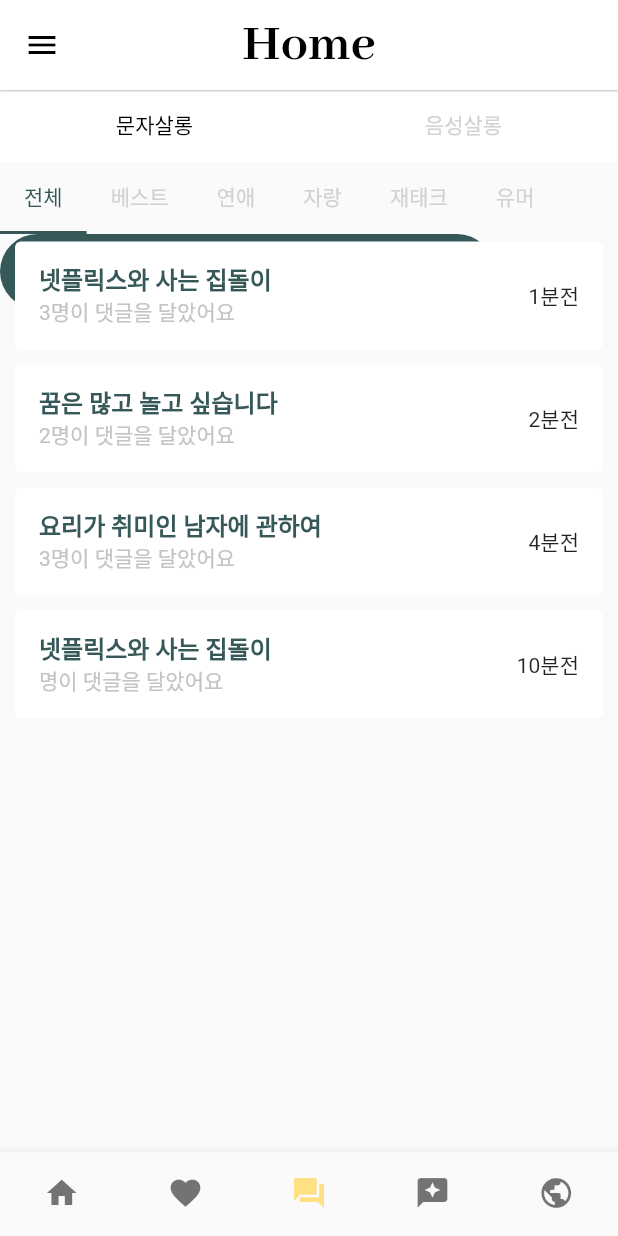
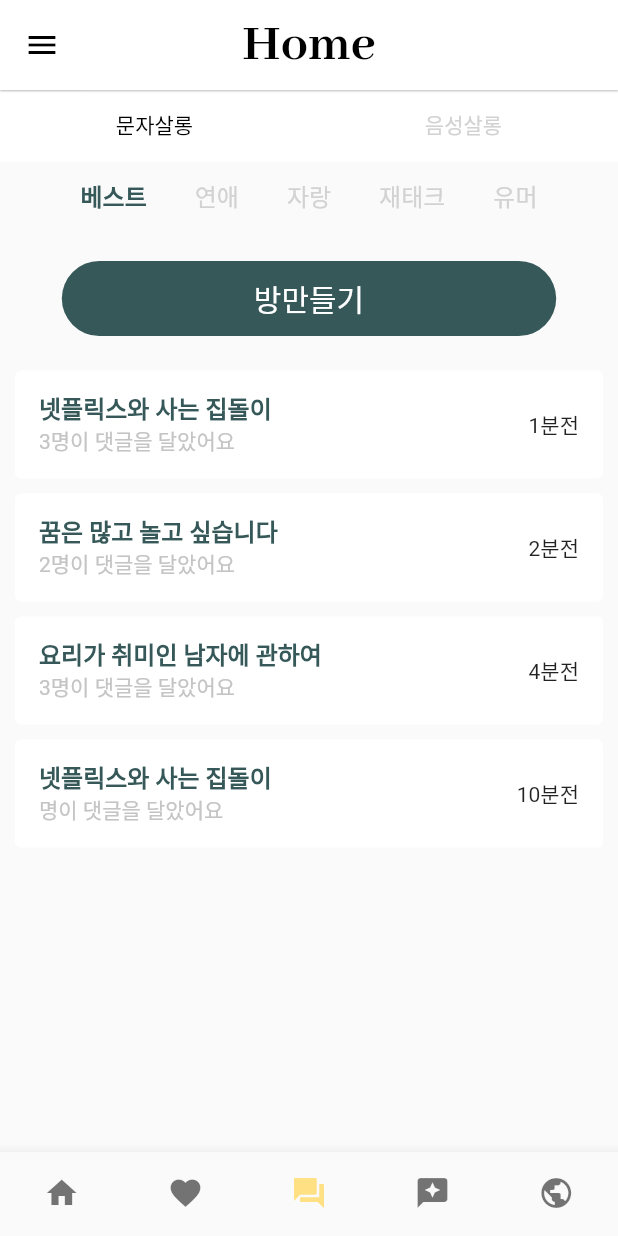
Before and after one commit to rumingda/salonde_c, a Flutter app: the screen it shows once a user with an empty profile is signed in, item 3 of the bottom bar chosen, on a phone screen of 412 x 824 dp. Run offline on Flutter 3.47's test engine with Material 2 defaults, Android fonts, the phone set to English and light mode, and no system bars; our stand-ins replace cloud_firestore, dartz, email_validator, firebase_auth, firebase_core, firebase_storage and 7 more; missing offline and left inert: agora_rtc_engine, agora_rtm, agora_uikit, cloud_firestore_web, firebase_auth_web, firebase_core_web and 2 more; accounts and stored records are empty.

Commit message:
채팅살롱UI변경

```diff
--- a/lib/page/screen/textChatLobbyScreen.dart
+++ b/lib/page/screen/textChatLobbyScreen.dart
@@ -3,9 +3,16 @@ import 'textchat_detail.dart';
 import 'package:salondec/data/model/chat.dart';
 import 'package:salondec/component/custom_form_buttom.dart';
 
-class textChatLobbyScreen extends StatelessWidget {
+class textChatLobbyScreen extends StatefulWidget {
   textChatLobbyScreen({Key? key}) : super(key: key);
+    @override
+  _textChatLobbyScreenState createState() => _textChatLobbyScreenState();
+}
+
+class _textChatLobbyScreenState extends State<textChatLobbyScreen> with SingleTickerProviderStateMixin {
   final _channelFieldController = TextEditingController();
+  late TabController _tabController;
+
 
   final List<Chat> _chatList = [
     Chat(
@@ -39,6 +46,13 @@ class textChatLobbyScreen extends StatelessWidget {
   ];
 
   @override
+  void initState() {
+    // initialise your tab controller here
+    _tabController = TabController(length: 5, vsync: this);
+    super.initState();
+  }
+
+  @override
   Widget build(BuildContext context) {
     return MaterialApp(
         theme: new ThemeData(accentColor: Color(0xff365859)),
@@ -46,7 +60,115 @@ class textChatLobbyScreen extends StatelessWidget {
         home: DefaultTabController(
             length: 6,
             child: Scaffold(
-                appBar: const TabBar(
+              body:
+              Column(
+        children: <Widget>[
+          Padding(
+            padding: const EdgeInsets.symmetric(vertical: 10, horizontal: 5),
+            child: TabBar(
+              controller: _tabController,
+              labelColor: Color(0xff365859),
+              isScrollable: true,
+              indicatorColor: Colors.transparent,
+              unselectedLabelColor: Color(0xffD2D2D2),
+              unselectedLabelStyle: TextStyle(
+                fontSize: 16,
+                color: Colors.grey,
+                fontWeight: FontWeight.w400,
+              ),
+              labelStyle: TextStyle(
+                fontSize: 16,
+                fontWeight: FontWeight.w700,
+              ),
+              tabs: <Widget>[
+                Text('베스트'),
+                Text('연애'),
+                Text('자랑'),
+                Text('재태크'),
+                Text('유머'),
+              ],
+            ),
+          ),
+          const SizedBox(
+            height: 20,),
+            CustomFormButton(
+              innerText: '방만들기',
+              onPressed: _handleLoginUser,
+              ),
+              const SizedBox(
+                height: 18,
+          ),
+          Expanded(
+            child: TabBarView(
+              controller: _tabController,
+              children: <Widget>[
+                ListView.builder(
+                    itemCount: _chatList.length,
+                    itemBuilder: (BuildContext context, int index) =>
+                        GestureDetector(
+                            onTap: () => Navigator.push(
+                                context,
+                                MaterialPageRoute(
+                                  builder: (context) =>
+                                      TextchatDetail(_chatList[index]),
+                                )),
+                            child: Card(
+                                margin: EdgeInsets.fromLTRB(10, 5, 10, 5),
+                                elevation: 0.0,
+                                child: ListTile(
+                                    title: Text(_chatList[index].titles,
+                                        style: TextStyle(
+                                            color: Color(0xff365859),
+                                            fontWeight: FontWeight.w800)),
+                                    subtitle: Text(_chatList[index].subtitles,
+                                        style: TextStyle(
+                                            color: Color(0xffC4C4C4))),
+                                    trailing:Text(_chatList[index].times)
+                                )
+                            )
+                        )
+                ),
+                Center(
+                  child: Text(
+                    '연애게시판을 준비중입니다',
+                    style: TextStyle(fontSize: 30, fontWeight: FontWeight.w600),
+                  ),
+                ),
+                Center(
+                  child: Text(
+                    '자랑게시판을 준비중입니다',
+                    style: TextStyle(fontSize: 30, fontWeight: FontWeight.w600),
+                  ),
+                ),
+                Center(
+                  child: Text(
+                    '재태크게시판을 준비중입니다',
+                    style: TextStyle(fontSize: 30, fontWeight: FontWeight.w600),
+                  ),
+                ),
+                Center(
+                  child: Text(
+                    '유머게시판을 준비중입니다',
+                    style: TextStyle(fontSize: 30, fontWeight: FontWeight.w600),
+                  ),
+                ),
+              ],
+            ),
+          ),
+        ],
+      ),))
+    );
+  }
+
+  Future _handleLoginUser() async {
+
+          ScaffoldMessenger.of(context).showSnackBar(
+            const SnackBar(content: Text('살롱드청담에 오신것을 환영합니다!')),
+          );
+  }
+}
+
+                /*appBar: const TabBar(
                   labelColor: Color(0xff365859),
                   unselectedLabelColor: Color(0xffD2D2D2),
                   isScrollable: true,
@@ -59,21 +181,7 @@ class textChatLobbyScreen extends StatelessWidget {
                     Tab(text: "유머"),
                   ],
                 ),
-                body:
-                Stack(
-                children: [
-                      CustomFormButton(
-                        innerText: "음성살롱 만들기",
-                        onPressed: () {
-                          /*Navigator.push(
-                              context,
-                              MaterialPageRoute(
-                                builder: (context) =>
-                                    Voicechat_making_room(username: _username.text)
-                              ));*/
-                        },
-                      ),
-                ListView.builder(
+                body: ListView.builder(
                     itemCount: _chatList.length,
                     itemBuilder: (BuildContext context, int index) =>
                         GestureDetector(
@@ -96,8 +204,4 @@ class textChatLobbyScreen extends StatelessWidget {
                                             color: Color(0xffC4C4C4))),
                                     trailing:
                                         Text(_chatList[index].times)))))
-                ]
-                                        )))
-                                        );
-  }
-}
+                                        */
```
